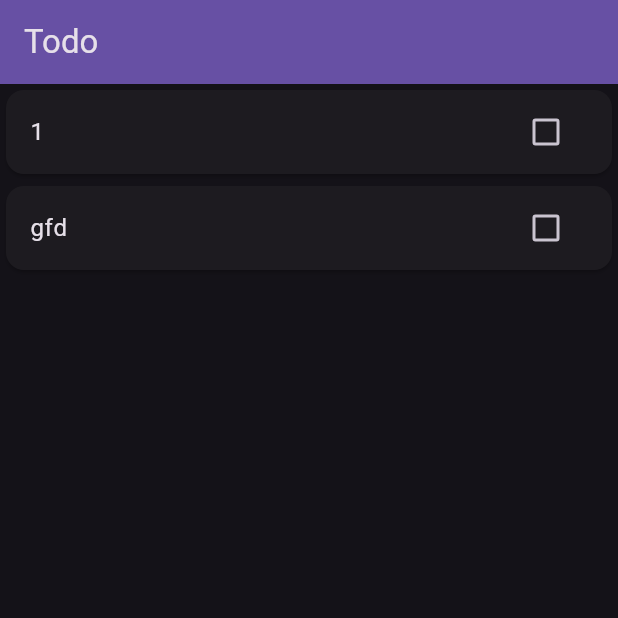
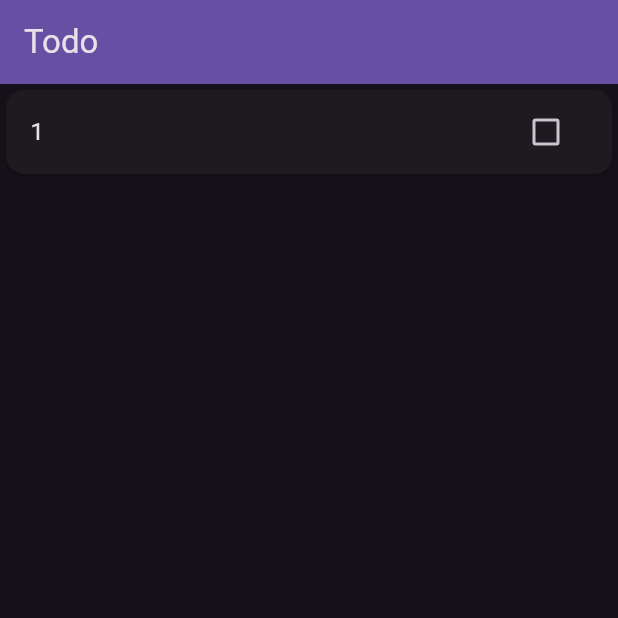
Before and after one commit to CollCaz/Flutter-Todo, a Flutter app: the screen it shows after launch, after a tap on the "add" icon, on a phone screen of 412 x 824 dp, the top half of it. Run offline on Flutter 3.47's test engine with Material 2 defaults, Android fonts, the phone set to English and light mode, and no system bars.

Commit message:
new items spawn at the top of the list

```diff
--- a/todo/lib/main.dart
+++ b/todo/lib/main.dart
@@ -29,16 +29,16 @@ class TodoList extends StatefulWidget {
 
 class _TodoListState extends State<TodoList> {
   int _counter = 0;
-
+  List<String> todos = [];
   void _incrementCounter() {
     setState(() {
       _counter++;
+      todos.add(_counter.toString());
     });
   }
 
   @override
   Widget build(BuildContext context) {
-    List<String> todos = [_counter.toString(), "gfd"];
     return Scaffold(
       backgroundColor: Theme.of(context).colorScheme.background,
       appBar: AppBar(
@@ -46,11 +46,10 @@ class _TodoListState extends State<TodoList> {
         title: Text(widget.title),
       ),
       body: Center(
-        child: Column(
-          mainAxisAlignment: MainAxisAlignment.start,
+        child: ListView(
           children: <Widget>[
             // ignore: avoid_print
-            for (String item in todos) TodoItem(todoText: item),
+            for (String item in todos.reversed) TodoItem(todoText: item),
           ],
         ),
       ),
```
